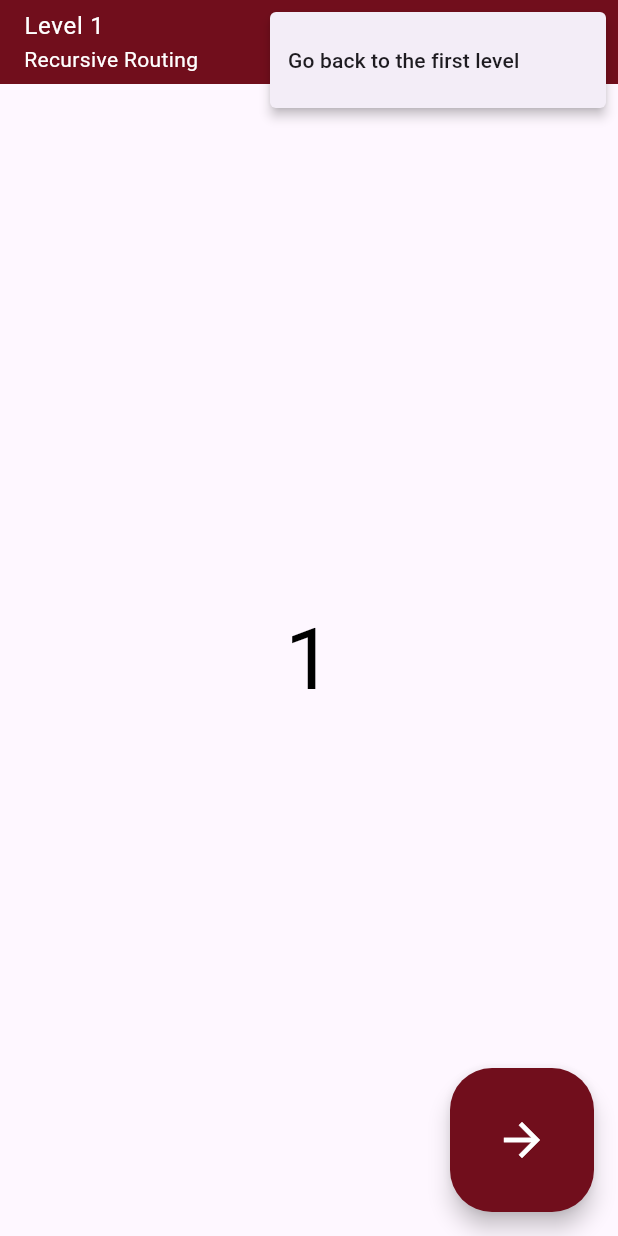
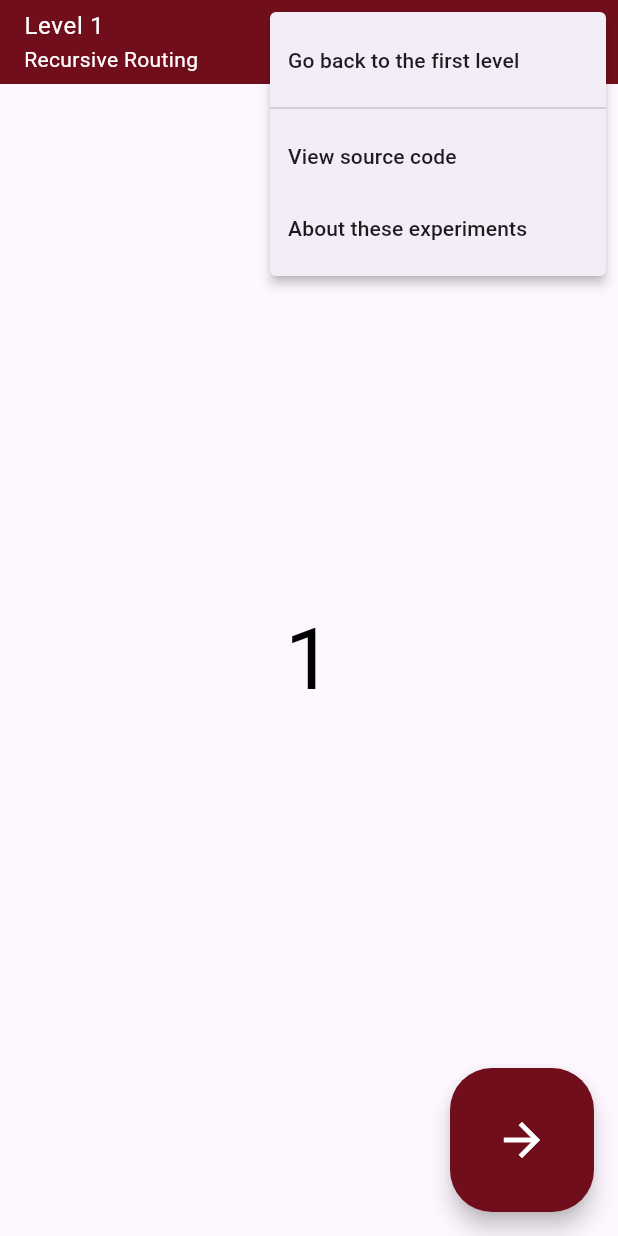
Before and after one commit to Hellogramming/flutter_experiments, a Flutter app: the screen it shows after launch, after a tap on the "add circle" icon, after a tap on the "more vert" icon, on a phone screen of 412 x 824 dp. Run offline on Flutter 3.47's test engine with Material 3 defaults, Android fonts, the light colour scheme and no system bars.

Commit message:
Add source code and about URLs

```diff
--- a/recursive_routing/lib/common/strings.dart
+++ b/recursive_routing/lib/common/strings.dart
@@ -9,7 +9,9 @@ library;
 const String appName = 'Flutter Recursive Routing';
 const String recursiveRoutingScreenTitle = 'Recursive Routing';
 String recursiveLevel(int level) => 'Level $level';
-const String goHomeTitle = 'Go back to the first level';
 const String goUpTooltip = 'Go up to the previous level';
 const String goDownTooltip = 'Go down to the next level';
 const String addTooltip = 'Increment counter to check state keeping';
+const String goHomeMenuItem = 'Go back to the first level';
+const String viewSourceMenuItem = 'View source code';
+const String aboutMenuItem = 'About these experiments';
--- /dev/null
+++ b/recursive_routing/lib/common/urls.dart
@@ -0,0 +1,11 @@
+// Copyright 2020-2024 Hellogramming. All rights reserved.
+// Use of this source code is governed by an MIT-style
+// license that can be found in the LICENSE file or at
+// https://hellogramming.com/flutter_experiments/license/.
+
+/// URL constants used in the app.
+library;
+
+const String viewSourceUrl = 'https://github.com/Hellogramming/flutter_experiments';
+
+const String aboutUrl = 'https://hellogramming.com/flutterexperiments/';
--- a/recursive_routing/lib/screens/recursive_routing_screen.dart
+++ b/recursive_routing/lib/screens/recursive_routing_screen.dart
@@ -5,7 +5,10 @@
 
 import 'package:flutter/material.dart';
 
+import 'package:url_launcher/url_launcher.dart';
+
 import '../common/strings.dart' as strings;
+import '../common/urls.dart' as urls;
 import '../utils/color_utils.dart' as color_utils;
 
 /// The list of accent colors for the recursive routing screens.
@@ -64,13 +67,21 @@ class _RecursiveRoutingScreenState extends State<RecursiveRoutingScreen> {
   /// Performs the tasks of the app bar actions.
   void _onAppBarAction(_AppBarActions action) {
     switch (action) {
+      // Increment the counter
       case _AppBarActions.incrementCounter:
-        // Increment the counter
         setState(() => _counter++);
         break;
+      // Go back to the first level of the recursive routing
       case _AppBarActions.goHome:
-        // Go back to the first level of the recursive routing
         Navigator.popUntil(context, (route) => route.isFirst);
+        break;
+      // Open the source code of the experiments in the browser
+      case _AppBarActions.viewSource:
+        launchUrl(Uri.parse(urls.viewSourceUrl));
+        break;
+      // Open the about page of the experiments in the browser
+      case _AppBarActions.about:
+        launchUrl(Uri.parse(urls.aboutUrl));
         break;
     }
   }
@@ -132,6 +143,8 @@ class _RecursiveRoutingScreenState extends State<RecursiveRoutingScreen> {
 enum _AppBarActions {
   incrementCounter,
   goHome,
+  viewSource,
+  about,
 }
 
 /// The app bar of the recursive routing screen.
@@ -178,7 +191,20 @@ class _AppBar extends StatelessWidget implements PreferredSizeWidget {
           itemBuilder: (_) => [
             const PopupMenuItem(
               value: _AppBarActions.goHome,
-              child: Text(strings.goHomeTitle),
+              child: Text(strings.goHomeMenuItem),
+            ),
+
+            // Add a divider between the menu items
+            const PopupMenuDivider(),
+
+            const PopupMenuItem(
+              value: _AppBarActions.viewSource,
+              child: Text(strings.viewSourceMenuItem),
+            ),
+
+            const PopupMenuItem(
+              value: _AppBarActions.about,
+              child: Text(strings.aboutMenuItem),
             ),
           ],
         ),
--- a/recursive_routing/pubspec.yaml
+++ b/recursive_routing/pubspec.yaml
@@ -31,6 +31,7 @@ dependencies:
   flutter:
     sdk: flutter
 
+  url_launcher: ^6.3.1
 
   # The following adds the Cupertino Icons font to your application.
   # Use with the CupertinoIcons class for iOS style icons.
```
Also changed, not shown: recursive_routing/pubspec.lock.
